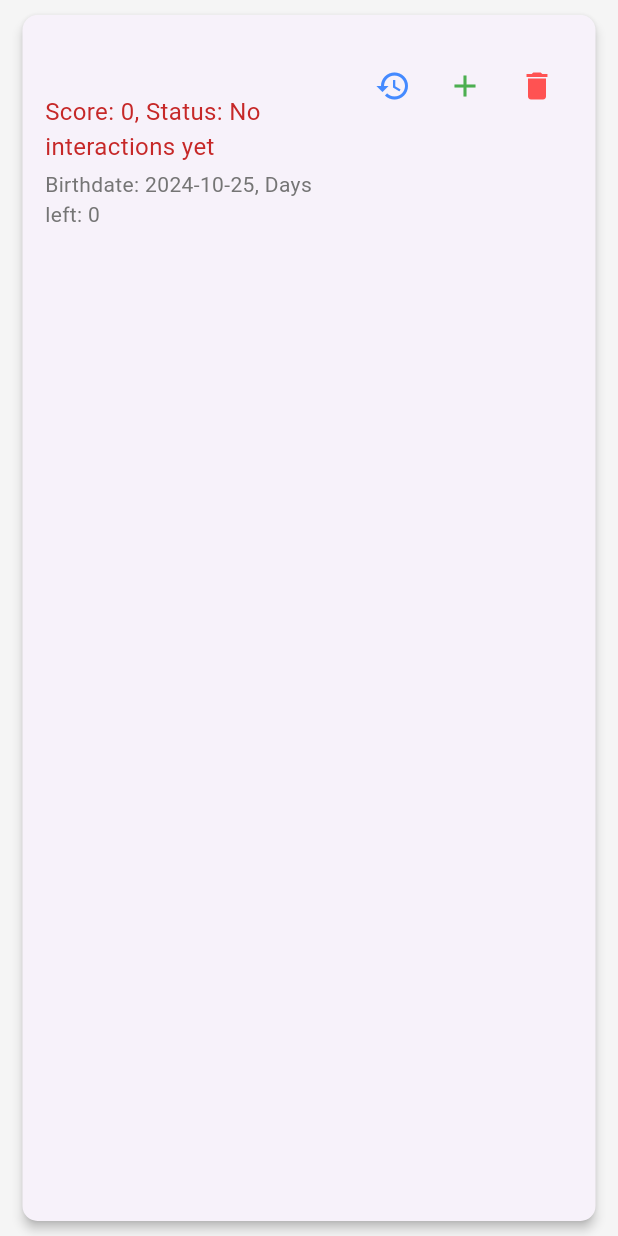
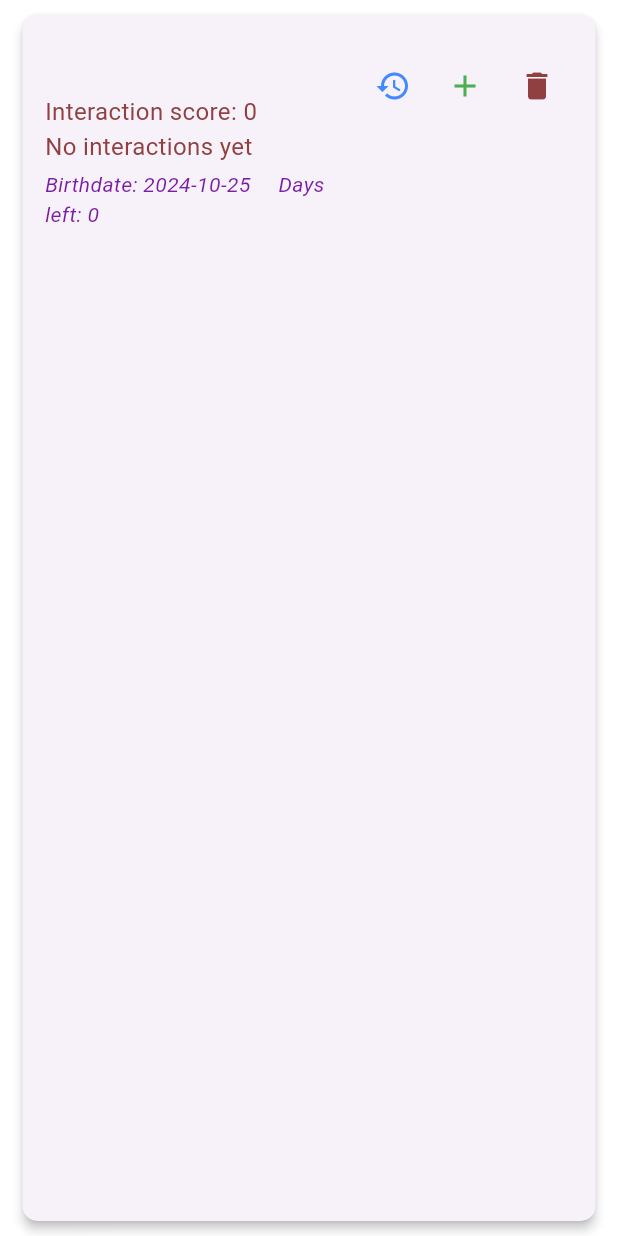
Before and after one commit to JuanJFarina/friendship_tracker, a Flutter app: the FriendListTile widget shown alone on an empty page, opened directly with empty values, on a phone screen of 412 x 824 dp. Run offline on Flutter 3.47's test engine with Material 3 defaults, Android fonts, the phone set to English and light mode, and no system bars; our stand-ins replace flutter_local_notifications, shared_preferences, timezone; accounts and stored records are empty.

Commit message:
fix(config): improve colors and ui

```diff
--- /dev/null
+++ b/lib/color_constants.dart
@@ -0,0 +1,9 @@
+import 'package:flutter/material.dart';
+
+const plainWhite = Color(0xFFFFFFFF);
+const commonGrey = Color(0xFF404040);
+const blueAccent = Color(0xFF448AFF);
+const greenAccent = Color(0xFF4CAF50);
+const mainColor = Color(0xFF7B1FA2); // Colors.purple[700];
+const redAlert = Color(0xFF904040);
+const yellowAlert = Color(0xFF706030);
--- a/lib/friend.dart
+++ b/lib/friend.dart
@@ -46,23 +46,23 @@ class Friend {
     int interactionPoints = lastInteraction['points'];
     if (interactionPoints > daysSinceInteraction) {
       if (score >= 60) {
-        return "OK, you're great friends !";
+        return "Great, you're pretty much best friends !";
       } else if (score >= 30) {
-        return 'OK, you have a good relationship, try doing something new !';
+        return 'You have a good relationship, try doing something new !';
       } else if (score >= 15) {
-        return "OK, starting to grow, why not go out together ?";
+        return "Your friendship is growing, why not go out together ?";
       } else {
-        return 'OK, just starting so keep reaching out';
+        return "You're just starting so keep reaching out !";
       }
     }
-    if (score >= 60) {
-      return "OK, you're great friends but keep in touch";
-    } else if (score >= 30) {
-      return 'BAD, reach out more often';
-    } else if (score >= 15) {
-      return 'BAD, get in touch as soon as possible';
+    if (score >= 20) {
+      return "Now's a good time to go out with your friend";
+    } else if (score >= 10) {
+      return 'Time to make a call and do something together !';
+    } else if (score >= 5) {
+      return "Hey, go see how is your friend doing !";
     } else {
-      return 'BAD, starting over again';
+      return "You'll have to start over again";
     }
   }
 
--- a/lib/friend_list_screen.dart
+++ b/lib/friend_list_screen.dart
@@ -6,6 +6,7 @@ import 'dart:convert';
 import 'friend.dart';
 import 'friend_list_tile.dart';
 import 'utils.dart';
+import 'color_constants.dart';
 
 class FriendListScreen extends StatefulWidget {
   final FlutterLocalNotificationsPlugin flutterLocalNotificationsPlugin =
@@ -464,7 +465,7 @@ class _FriendListScreenState extends State<FriendListScreen> {
       appBar: AppBar(
         title: const Text('Friendship Tracker'),
         centerTitle: true,
-        backgroundColor: Colors.purple[400],
+        backgroundColor: mainColor,
         elevation: 0,
       ),
       body: Column(
@@ -478,7 +479,7 @@ class _FriendListScreenState extends State<FriendListScreen> {
       ),
       floatingActionButton: FloatingActionButton(
         onPressed: _openAddFriendDialog,
-        backgroundColor: Colors.purpleAccent,
+        backgroundColor: mainColor,
         child: const Icon(Icons.add),
       ),
     );
@@ -495,7 +496,7 @@ class _FriendListScreenState extends State<FriendListScreen> {
             borderRadius: BorderRadius.circular(8),
           ),
           labelStyle: TextStyle(
-            color: Colors.grey[500],
+            color: commonGrey,
           ),
         ),
         onChanged: (value) {
@@ -503,7 +504,7 @@ class _FriendListScreenState extends State<FriendListScreen> {
             filter = value;
           });
         },
-        style: TextStyle(color: Colors.grey[700]),
+        style: TextStyle(color: commonGrey),
       ),
     );
   }
@@ -513,7 +514,7 @@ class _FriendListScreenState extends State<FriendListScreen> {
       child: Text(
         'No friends found',
         style: TextStyle(
-          color: Colors.grey[700],
+          color: commonGrey,
           fontSize: 18,
           fontWeight: FontWeight.bold,
         ),
--- a/lib/friend_list_tile.dart
+++ b/lib/friend_list_tile.dart
@@ -1,6 +1,7 @@
 import 'package:flutter/material.dart';
 import 'friend.dart';
 import 'utils.dart';
+import 'color_constants.dart';
 
 class FriendListTile extends StatelessWidget {
   final Friend friend;
@@ -19,8 +20,10 @@ class FriendListTile extends StatelessWidget {
 
   @override
   Widget build(BuildContext context) {
-    Color nameColor = _getNameColor(friend);
+    Color nameColor = !friend.needsInteraction() ? mainColor : commonGrey;
     Color scoreColor = _getScoreColor(friend);
+    Color birthdayColor = _getBirthdayColor(friend);
+    String birthdate = _getBirthdayText(friend);
 
     return Card(
       margin: const EdgeInsets.symmetric(vertical: 10, horizontal: 15),
@@ -31,6 +34,7 @@ class FriendListTile extends StatelessWidget {
       child: ListTile(
         contentPadding: const EdgeInsets.all(15),
         title: GestureDetector(
+          onTap: onEdit,
           child: Text(
             friend.name,
             style: TextStyle(
@@ -39,19 +43,18 @@ class FriendListTile extends StatelessWidget {
               color: nameColor,
             ),
           ),
-          onTap: onEdit,
         ),
         subtitle: Column(
           crossAxisAlignment: CrossAxisAlignment.start,
           children: [
             Text(
-              'Score: ${friend.score}, Status: ${friend.status}',
+              'Interaction score: ${friend.score}\n${friend.status}',
               style: TextStyle(fontSize: 16, color: scoreColor),
             ),
             const SizedBox(height: 4),
             Text(
-              "Birthdate: ${"${friend.birthdate?.toLocal()}".split(' ')[0]}, Days left: ${Utils.getDaysToNextBirthdate(friend.birthdate)}",
-              style: TextStyle(color: Colors.grey[600]),
+              birthdate,
+              style: TextStyle(color: birthdayColor, fontStyle: FontStyle.italic),
             ),
           ],
         ),
@@ -60,17 +63,17 @@ class FriendListTile extends StatelessWidget {
           children: <Widget>[
             IconButton(
               icon: const Icon(Icons.history),
-              color: Colors.blueAccent,
+              color: blueAccent,
               onPressed: onViewHistory,
             ),
             IconButton(
               icon: const Icon(Icons.add),
-              color: Colors.green,
+              color: greenAccent,
               onPressed: onAddInteraction,
             ),
             IconButton(
               icon: const Icon(Icons.delete),
-              color: Colors.redAccent,
+              color: redAlert,
               onPressed: onRemove,
             ),
           ],
@@ -80,17 +83,29 @@ class FriendListTile extends StatelessWidget {
     );
   }
 
-  Color _getNameColor(Friend friend) {
-    return !friend.needsInteraction() ? Colors.purple[700]! : Colors.grey[700]!;
+  Color _getScoreColor(Friend friend) {
+    if (friend.score > 10) {
+      return commonGrey;
+    } else if (friend.score <= 10 && friend.score > 3) {
+      return yellowAlert;
+    } else {
+      return redAlert;
+    }
   }
 
-  Color _getScoreColor(Friend friend) {
-    if (friend.score > 10) {
-      return Colors.grey[700]!;
-    } else if (friend.score <= 10 && friend.score > 3) {
-      return Colors.yellow[900]!;
-    } else {
-      return Colors.red[800]!;
+  Color _getBirthdayColor(Friend friend) {
+    final days = Utils.getDaysToNextBirthdate(friend.birthdate);
+    if (days != -1 && days < 30) {
+      return mainColor;
     }
+    return commonGrey;
+  }
+
+  String _getBirthdayText(Friend friend) {
+    final birthdateString = "${friend.birthdate?.toLocal()}".split(' ')[0];
+    if (birthdateString != "null"){
+      return "Birthdate: $birthdateString\t\t\t\t\tDays left: ${Utils.getDaysToNextBirthdate(friend.birthdate)}";
+    }
+    return "Add your friend's birthdate to track their birthday!";
   }
 }
--- a/lib/main.dart
+++ b/lib/main.dart
@@ -1,6 +1,7 @@
 import 'package:flutter/material.dart';
 import 'package:timezone/data/latest.dart' as tz;
 import 'friend_list_screen.dart';
+import 'color_constants.dart';
 
 void main() async {
   WidgetsFlutterBinding.ensureInitialized();
@@ -17,29 +18,29 @@ class FriendshipTracker extends StatelessWidget {
     return MaterialApp(
       title: 'Friendship Tracker',
       theme: ThemeData(
-        scaffoldBackgroundColor: const Color(0xFFF5F5F5),
+        scaffoldBackgroundColor: plainWhite,
         textTheme: const TextTheme(
           displayLarge: TextStyle(
             fontFamily: 'Poppins',
             fontSize: 32,
             fontWeight: FontWeight.bold,
-            color: Color(0xFF333333),
+            color: commonGrey,
           ),
           bodyLarge: TextStyle(
             fontFamily: 'Poppins',
             fontSize: 18,
-            color: Color(0xFF666666),
+            color: commonGrey,
           ),
           labelLarge: TextStyle(
             fontFamily: 'Poppins',
             fontSize: 16,
-            color: Colors.white,
+            color: plainWhite,
             fontWeight: FontWeight.w600,
           ),
         ),
         elevatedButtonTheme: ElevatedButtonThemeData(
           style: ElevatedButton.styleFrom(
-            backgroundColor: const Color(0xFFFFA726),
+            backgroundColor: yellowAlert,
             shape: RoundedRectangleBorder(
               borderRadius: BorderRadius.circular(12),
             ),
@@ -47,20 +48,20 @@ class FriendshipTracker extends StatelessWidget {
           ),
         ),
         floatingActionButtonTheme: const FloatingActionButtonThemeData(
-          backgroundColor: Color(0xFF29B6F6),
+          backgroundColor: blueAccent,
           shape: RoundedRectangleBorder(
             borderRadius: BorderRadius.all(Radius.circular(16)),
           ),
         ),
         appBarTheme: const AppBarTheme(
-          backgroundColor: Color(0xFF29B6F6),
+          backgroundColor: blueAccent,
           elevation: 0,
           centerTitle: true,
           titleTextStyle: TextStyle(
             fontFamily: 'Poppins',
             fontSize: 24,
             fontWeight: FontWeight.bold,
-            color: Colors.white,
+            color: plainWhite,
           ),
         ),
         cardTheme: CardTheme(
```
